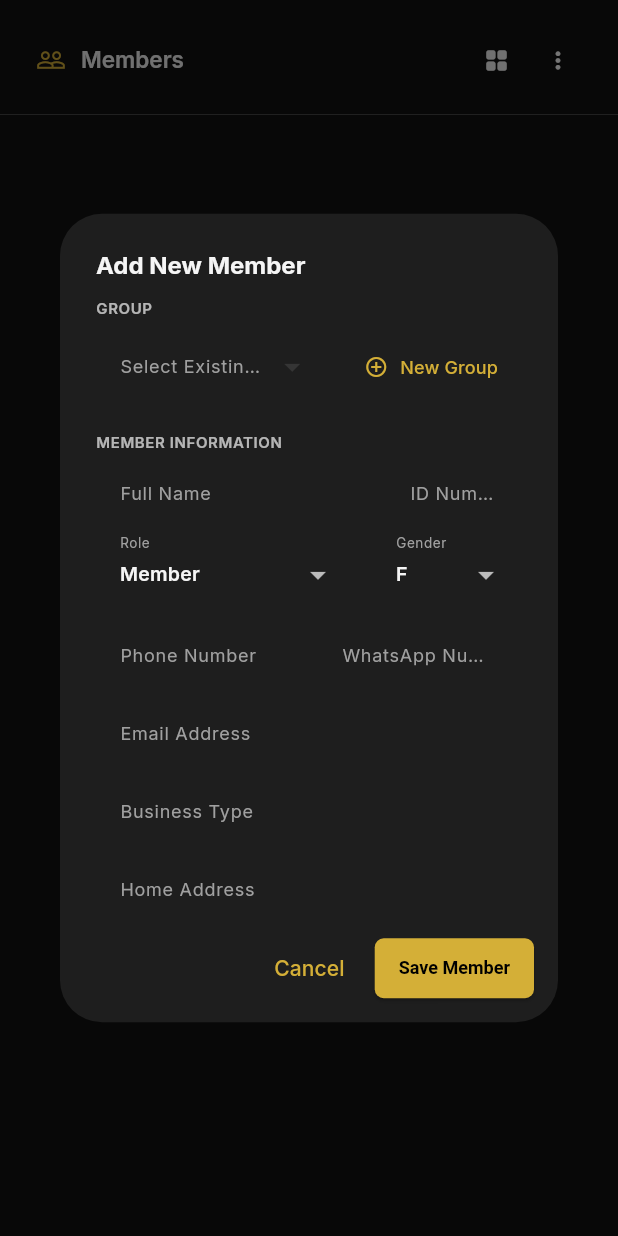
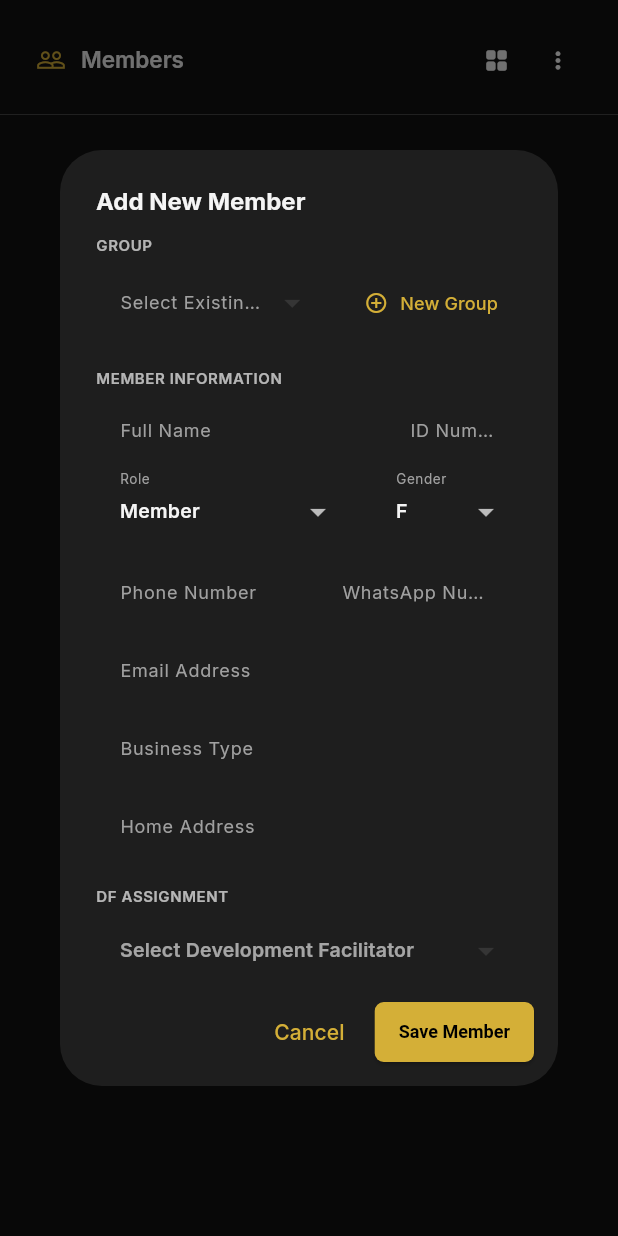
Before and after one commit to Ngobese745/NSBSA-Admin, a Flutter app: the VendorsScreen screen opened directly, after a tap on "Add Member", on a phone screen of 412 x 824 dp. Run offline on Flutter 3.47's test engine with Material 3 defaults, Android fonts, the phone set to English and light mode, and no system bars; our stand-ins replace connectivity_plus, file_picker, fl_chart, flutter_dotenv, flutter_secure_storage, google_fonts and 4 more; missing offline and left inert: dart:html, excel, spreadsheet_decoder, universal_html; accounts and stored records are empty.

Commit message:
feat: add DF dropdown selector when creating members (vendors + group details)

```diff
--- a/lib/screens/vendors_screen.dart
+++ b/lib/screens/vendors_screen.dart
@@ -20,6 +20,7 @@ import '../providers/payment_provider.dart';
 import '../theme/app_theme.dart';
 
 import 'package:shared_preferences/shared_preferences.dart';
+import 'package:supabase_flutter/supabase_flutter.dart';
 
 class _VendorHeaderAction extends StatelessWidget {
   final IconData icon;
@@ -734,8 +735,12 @@ class _VendorsScreenState extends State<VendorsScreen> {
     );
   }
 
-  void _showAddMemberDialog(BuildContext context) {
+  Future<void> _showAddMemberDialog(BuildContext context) async {
     final groupProvider = context.read<GroupProvider>();
+
+    final supabase = Supabase.instance.client;
+    final dfResponse = await supabase.from('profiles').select().eq('role', 'Development Facilitator');
+    final dfProfiles = dfResponse as List;
 
     final nameController = TextEditingController();
     final idNumberController = TextEditingController();
@@ -751,6 +756,8 @@ class _VendorsScreenState extends State<VendorsScreen> {
     String selectedGender = 'F';
     String selectedRole = 'Member';
     bool isNewGroup = false;
+    String? selectedDfId;
+    String? selectedDfName;
 
     showDialog(
       context: context,
@@ -1021,6 +1028,37 @@ class _VendorsScreenState extends State<VendorsScreen> {
                           ),
                         ),
                       ),
+                      const SizedBox(height: 20),
+                      _SectionLabel(label: 'DF ASSIGNMENT'),
+                      const SizedBox(height: 8),
+                      DropdownButtonFormField<String>(
+                        value: selectedDfId,
+                        isExpanded: true,
+                        hint: const Text('Select Development Facilitator'),
+                        decoration: const InputDecoration(
+                          isDense: true,
+                          contentPadding: EdgeInsets.symmetric(
+                            horizontal: 12,
+                            vertical: 10,
+                          ),
+                        ),
+                        items: dfProfiles
+                            .map((p) => DropdownMenuItem(
+                                  value: p['id'] as String,
+                                  child: Text(p['full_name'] ?? p['email'] ?? 'Unknown'),
+                                ))
+                            .toList(),
+                        onChanged: (val) {
+                          setState(() {
+                            selectedDfId = val;
+                            selectedDfName = val != null
+                                ? (dfProfiles.firstWhere((p) => p['id'] == val)['full_name'] ??
+                                    dfProfiles.firstWhere((p) => p['id'] == val)['email'] ??
+                                    'Unknown')
+                                : null;
+                          });
+                        },
+                      ),
                     ],
                   ),
                 ),
@@ -1112,6 +1150,8 @@ class _VendorsScreenState extends State<VendorsScreen> {
                         address: addressController.text,
                         role: selectedRole,
                         referenceNumber: ref,
+                        dfId: selectedDfId,
+                        dfName: selectedDfName,
                         createdAt: DateTime.now(),
                       );
 
```
Also changed, not shown: lib/screens/group_details_screen.dart (+30 -5 lines).
